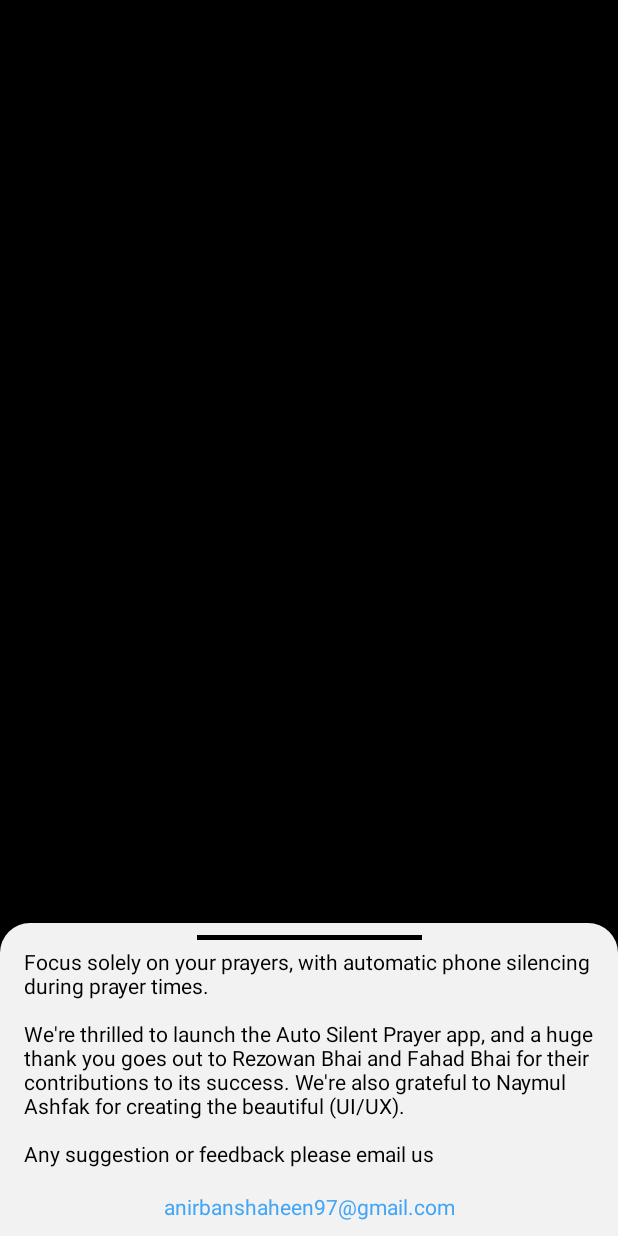
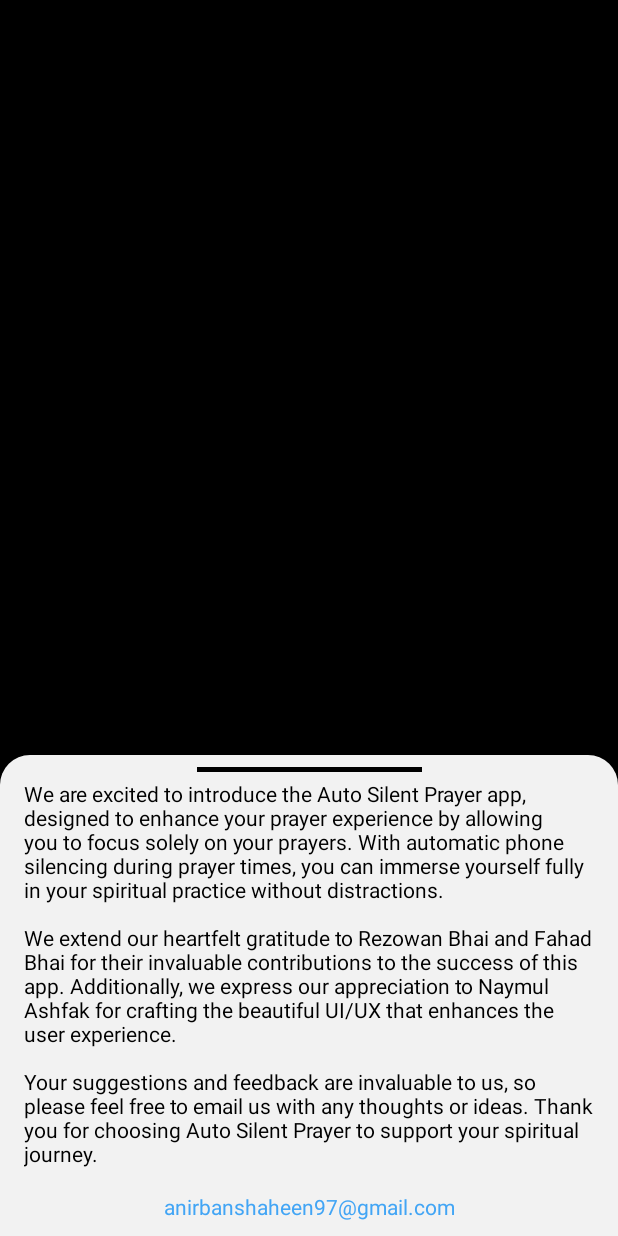
Before and after one commit to Anirbanshaheen/PrayerApp, an Android app: the layout about_bottomsheet_dialog.xml on its own in the app's theme, with its tools: preview values and no code run, on a phone screen of 412 x 824 dp. Run offline under Robolectric (Android 15) with nearby library versions, the phone set to English and light mode, and no system bars.

Commit message:
about text modified

```diff
--- a/app/src/main/res/layout/about_bottomsheet_dialog.xml
+++ b/app/src/main/res/layout/about_bottomsheet_dialog.xml
@@ -28,7 +28,7 @@
         <TextView
             android:id="@+id/aboutTV"
             android:padding="16dp"
-            android:text="Focus solely on your prayers, with automatic phone silencing during prayer times.\n\nWe're thrilled to launch the Auto Silent Prayer app, and a huge thank you goes out to Rezowan Bhai and Fahad Bhai for their contributions to its success. We're also grateful to Naymul Ashfak for creating the beautiful (UI/UX).\n\nAny suggestion or feedback please email us"
+            android:text="We are excited to introduce the Auto Silent Prayer app, designed to enhance your prayer experience by allowing you to focus solely on your prayers. With automatic phone silencing during prayer times, you can immerse yourself fully in your spiritual practice without distractions.\n\nWe extend our heartfelt gratitude to Rezowan Bhai and Fahad Bhai for their invaluable contributions to the success of this app. Additionally, we express our appreciation to Naymul Ashfak for crafting the beautiful UI/UX that enhances the user experience.\n\nYour suggestions and feedback are invaluable to us, so please feel free to email us with any thoughts or ideas. Thank you for choosing Auto Silent Prayer to support your spiritual journey."
             android:textColor="@color/black"
             app:layout_constraintTop_toTopOf="parent"
             app:layout_constraintStart_toStartOf="parent"
```
